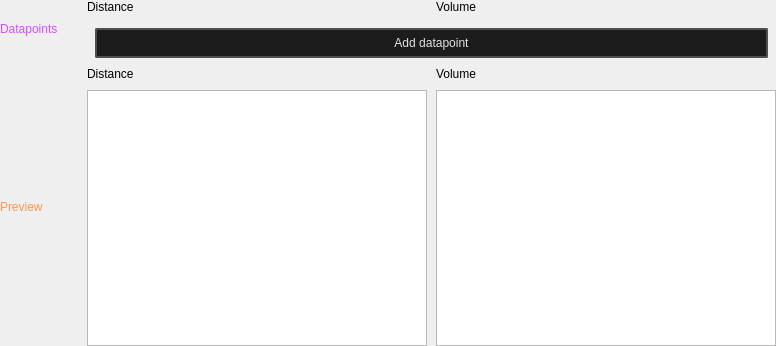
Qt form src/soudevent_editor/property/curve.ui (dertwist/Hammer5Tools) before a commit.
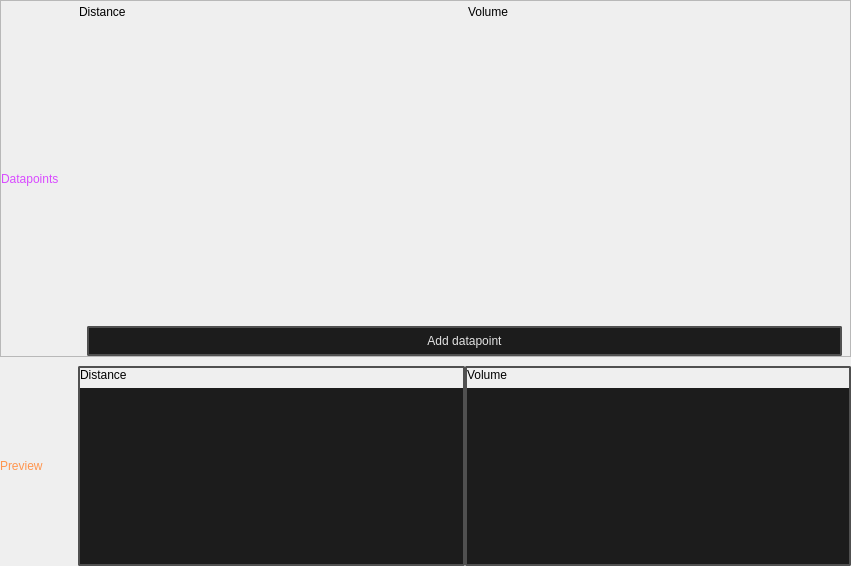
The same form after that commit.

Commit message: [SE] Curve property curvature fixing

```diff
--- a/src/soudevent_editor/property/curve.ui
+++ b/src/soudevent_editor/property/curve.ui
@@ -6,8 +6,8 @@
    <rect>
     <x>0</x>
     <y>0</y>
-    <width>776</width>
-    <height>346</height>
+    <width>851</width>
+    <height>566</height>
    </rect>
   </property>
   <property name="minimumSize">
@@ -47,7 +47,29 @@
       <number>9</number>
      </property>
      <item>
+      <widget class="QFrame" name="top">
+       <property name="frameShape">
+        <enum>QFrame::Shape::StyledPanel</enum>
+       </property>
+       <property name="frameShadow">
+        <enum>QFrame::Shadow::Raised</enum>
+       </property>
       <layout class="QHBoxLayout" name="horizontalLayout">
+        <property name="spacing">
+         <number>0</number>
+        </property>
+        <property name="leftMargin">
+         <number>0</number>
+        </property>
+        <property name="topMargin">
+         <number>0</number>
+        </property>
+        <property name="rightMargin">
+         <number>0</number>
+        </property>
+        <property name="bottomMargin">
+         <number>0</number>
+        </property>
        <item>
         <widget class="QLabel" name="label">
          <property name="minimumSize">
@@ -72,6 +94,12 @@
        </item>
        <item>
         <layout class="QVBoxLayout" name="verticalLayout_5">
+          <property name="spacing">
+           <number>6</number>
+          </property>
+          <property name="topMargin">
+           <number>4</number>
+          </property>
          <item>
           <layout class="QHBoxLayout" name="Header">
            <item>
@@ -92,6 +120,9 @@
          </item>
          <item>
           <layout class="QVBoxLayout" name="datapoints_layout">
+            <property name="spacing">
+             <number>0</number>
+            </property>
            <item>
             <spacer name="verticalSpacer">
              <property name="orientation">
@@ -165,9 +196,44 @@
         </layout>
        </item>
       </layout>
+      </widget>
      </item>
      <item>
+      <widget class="QFrame" name="bottom">
+       <property name="minimumSize">
+        <size>
+         <width>0</width>
+         <height>200</height>
+        </size>
+       </property>
+       <property name="maximumSize">
+        <size>
+         <width>16777215</width>
+         <height>200</height>
+        </size>
+       </property>
+       <property name="frameShape">
+        <enum>QFrame::Shape::NoFrame</enum>
+       </property>
+       <property name="frameShadow">
+        <enum>QFrame::Shadow::Raised</enum>
+       </property>
       <layout class="QHBoxLayout" name="horizontalLayout_2">
+        <property name="spacing">
+         <number>0</number>
+        </property>
+        <property name="leftMargin">
+         <number>0</number>
+        </property>
+        <property name="topMargin">
+         <number>0</number>
+        </property>
+        <property name="rightMargin">
+         <number>0</number>
+        </property>
+        <property name="bottomMargin">
+         <number>0</number>
+        </property>
        <item>
         <widget class="QLabel" name="label_2">
          <property name="minimumSize">
@@ -191,51 +257,157 @@
         </widget>
        </item>
        <item>
-        <layout class="QHBoxLayout" name="horizontalLayout_3">
+         <widget class="QFrame" name="frame">
+          <property name="minimumSize">
+           <size>
+            <width>0</width>
+            <height>200</height>
+           </size>
+          </property>
+          <property name="maximumSize">
+           <size>
+            <width>16777215</width>
+            <height>200</height>
+           </size>
+          </property>
+          <property name="styleSheet">
+           <string notr="true">QFrame#frame {
+        border: None;
+}</string>
+          </property>
+          <property name="frameShape">
+           <enum>QFrame::Shape::NoFrame</enum>
+          </property>
+          <property name="frameShadow">
+           <enum>QFrame::Shadow::Raised</enum>
+          </property>
+          <property name="lineWidth">
+           <number>0</number>
+          </property>
+          <layout class="QVBoxLayout" name="verticalLayout_3">
+           <property name="spacing">
+            <number>6</number>
+           </property>
+           <property name="leftMargin">
+            <number>0</number>
+           </property>
+           <property name="topMargin">
+            <number>0</number>
+           </property>
+           <property name="rightMargin">
+            <number>0</number>
+           </property>
          <property name="bottomMargin">
           <number>0</number>
          </property>
          <item>
           <layout class="QVBoxLayout" name="verticalLayout_4">
+             <property name="spacing">
+              <number>0</number>
+             </property>
            <property name="bottomMargin">
             <number>0</number>
            </property>
-           <item>
-            <layout class="QHBoxLayout" name="horizontalLayout_7">
-             <item>
-              <widget class="QLabel" name="preview_label_01">
-               <property name="text">
-                <string>Distance</string>
-               </property>
-              </widget>
-             </item>
-             <item>
-              <widget class="QLabel" name="preview_label_02">
-               <property name="text">
-                <string>Volume</string>
-               </property>
-              </widget>
-             </item>
-            </layout>
-           </item>
            <item>
             <layout class="QHBoxLayout" name="horizontalLayout_8">
              <property name="bottomMargin">
               <number>0</number>
              </property>
              <item>
+                <widget class="QFrame" name="frame_2">
+                 <property name="styleSheet">
+                  <string notr="true">QFrame#frame_2 {
+        border: 2px solid black;
+        border-radius: 2px;
+        border-color: rgba(80, 80, 80, 255);
+}</string>
+                 </property>
+                 <property name="frameShape">
+                  <enum>QFrame::Shape::StyledPanel</enum>
+                 </property>
+                 <property name="frameShadow">
+                  <enum>QFrame::Shadow::Raised</enum>
+                 </property>
+                 <layout class="QVBoxLayout" name="verticalLayout_6">
+                  <property name="leftMargin">
+                   <number>0</number>
+                  </property>
+                  <property name="topMargin">
+                   <number>0</number>
+                  </property>
+                  <property name="rightMargin">
+                   <number>0</number>
+                  </property>
+                  <property name="bottomMargin">
+                   <number>0</number>
+                  </property>
+                  <item>
+                   <widget class="QLabel" name="preview_label_01">
+                    <property name="text">
+                     <string>Distance</string>
+                    </property>
+                   </widget>
+                  </item>
+                  <item>
               <widget class="QGraphicsView" name="graphicsView_01">
                <property name="minimumSize">
                 <size>
                  <width>0</width>
-                 <height>256</height>
+                      <height>150</height>
                 </size>
                </property>
                <property name="maximumSize">
                 <size>
                  <width>16777215</width>
-                 <height>256</height>
-                </size>
+                      <height>16777215</height>
+                     </size>
+                    </property>
+                    <property name="styleSheet">
+                     <string notr="true">
+        font: 580 9pt &quot;Segoe UI&quot;;
+	
+
+        border: None;
+        color: #E3E3E3;
+        background-color: #1C1C1C;</string>
+                    </property>
+                   </widget>
+                  </item>
+                 </layout>
+                </widget>
+               </item>
+               <item>
+                <widget class="QFrame" name="frame_3">
+                 <property name="styleSheet">
+                  <string notr="true">QFrame#frame_3 {
+        border: 2px solid black;
+        border-radius: 2px;
+        border-color: rgba(80, 80, 80, 255);
+}</string>
+                 </property>
+                 <property name="frameShape">
+                  <enum>QFrame::Shape::StyledPanel</enum>
+                 </property>
+                 <property name="frameShadow">
+                  <enum>QFrame::Shadow::Raised</enum>
+                 </property>
+                 <layout class="QVBoxLayout" name="verticalLayout_7">
+                  <property name="leftMargin">
+                   <number>0</number>
+                  </property>
+                  <property name="topMargin">
+                   <number>0</number>
+                  </property>
+                  <property name="rightMargin">
+                   <number>0</number>
+                  </property>
+                  <property name="bottomMargin">
+                   <number>0</number>
+                  </property>
+                  <item>
+                   <widget class="QLabel" name="preview_label_02">
+                    <property name="text">
+                     <string>Volume</string>
                </property>
               </widget>
              </item>
@@ -244,24 +416,38 @@
                <property name="minimumSize">
                 <size>
                  <width>0</width>
-                 <height>256</height>
+                      <height>150</height>
                 </size>
                </property>
                <property name="maximumSize">
                 <size>
                  <width>16777215</width>
-                 <height>256</height>
-                </size>
-               </property>
+                      <height>16777215</height>
+                     </size>
+                    </property>
+                    <property name="styleSheet">
+                     <string notr="true">
+        font: 580 9pt &quot;Segoe UI&quot;;
+	
+
+        border: None;
+        color: #E3E3E3;
+        background-color: #1C1C1C;</string>
+                    </property>
               </widget>
              </item>
             </layout>
+                </widget>
            </item>
           </layout>
          </item>
         </layout>
        </item>
       </layout>
+         </widget>
+        </item>
+       </layout>
+      </widget>
      </item>
     </layout>
    </item>
```
Lines whose indentation alone changed are shown as unchanged. The commit also changes 2 other files.
